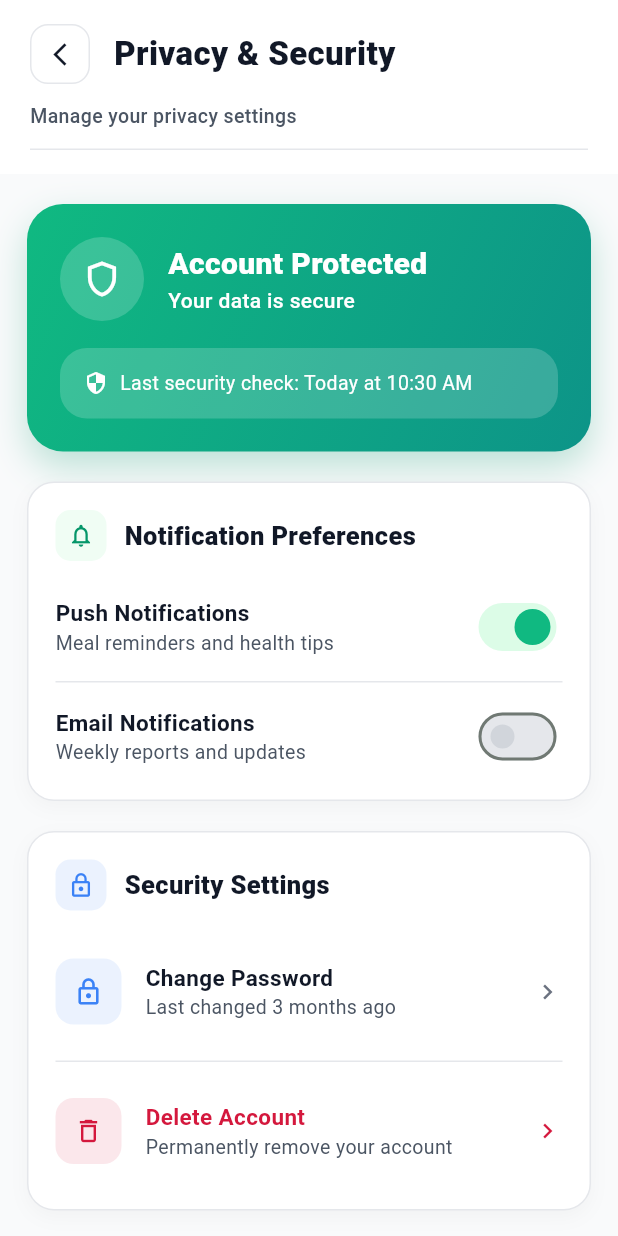
After one commit to Dinethchathurya/fitviora, a Flutter app: the PrivacySecurityPage screen opened by its route, on a phone screen of 412 x 824 dp. The commit adds this screen. Run offline on Flutter 3.47's test engine with Material 3 defaults, Android fonts, the phone set to English and light mode, and no system bars; our stand-ins replace cloud_firestore, firebase_auth, firebase_core, shared_preferences; accounts and stored records are empty.

Commit message:
security page issue fixed

```diff
--- a/lib/app/routes/app_routes.dart
+++ b/lib/app/routes/app_routes.dart
@@ -14,4 +14,5 @@ class AppRoutes {
 static const verifyEmail = '/verify-email';
   static const privacyPolicy = '/privacy-policy';
   static const termsOfService = '/terms-of-service';
+  static const privacySecurity = '/privacy-security';
 }
--- a/lib/app/routes/route_generator.dart
+++ b/lib/app/routes/route_generator.dart
@@ -13,6 +13,7 @@ import '../../features/auth/presentation/pages/welcome_page.dart';
 import '../../features/onboarding/presentation/pages/onboarding_page.dart';
 import '../../features/profile/presentation/pages/privacy_policy_page.dart';
 import '../../features/profile/presentation/pages/terms_of_service_page.dart';
+import '../../features/profile/presentation/pages/privacy_security_page.dart';
 import '../../features/splash/presentation/pages/splash_page.dart';
 import '../../main_shell/presentation/pages/main_shell_page.dart';
 import 'app_routes.dart';
@@ -50,6 +51,8 @@ class RouteGenerator {
         return MaterialPageRoute(builder: (_) => const PrivacyPolicyPage());
       case AppRoutes.termsOfService:
         return MaterialPageRoute(builder: (_) => const TermsOfServicePage());
+      case AppRoutes.privacySecurity:
+        return MaterialPageRoute(builder: (_) => const PrivacySecurityPage());
       default:
         return MaterialPageRoute(
           builder: (_) => const Scaffold(
--- /dev/null
+++ b/lib/features/profile/presentation/pages/privacy_security_page.dart
@@ -0,0 +1,412 @@
+import 'package:flutter/material.dart';
+
+import '../../../../app/routes/app_routes.dart';
+import '../../../../core/constants/app_colors.dart';
+
+class PrivacySecurityPage extends StatefulWidget {
+  const PrivacySecurityPage({super.key});
+
+  @override
+  State<PrivacySecurityPage> createState() => _PrivacySecurityPageState();
+}
+
+class _PrivacySecurityPageState extends State<PrivacySecurityPage> {
+  bool _pushNotifications = true;
+  bool _emailNotifications = false;
+
+  @override
+  Widget build(BuildContext context) {
+    return Scaffold(
+      backgroundColor: AppColors.gray50,
+      body: SafeArea(
+        child: SingleChildScrollView(
+          child: Column(
+            crossAxisAlignment: CrossAxisAlignment.start,
+            children: [
+              // HEADER
+              _buildHeader(context),
+
+              // TOP GREEN SECURITY HERO CARD
+              _buildSecurityHeroCard(),
+
+              // CARD 1: NOTIFICATION PREFERENCES
+              _buildNotificationCard(),
+
+              // CARD 2: SECURITY SETTINGS
+              _buildSecuritySettingsCard(context),
+
+              // BOTTOM GREEN NOTICE BOX
+              _buildBottomNotice(),
+
+              const SizedBox(height: 32),
+            ],
+          ),
+        ),
+      ),
+    );
+  }
+
+  Widget _buildHeader(BuildContext context) {
+    return Container(
+      color: AppColors.white,
+      padding: const EdgeInsets.fromLTRB(20, 16, 20, 16),
+      child: Column(
+        crossAxisAlignment: CrossAxisAlignment.start,
+        children: [
+          Row(
+            children: [
+              GestureDetector(
+                onTap: () => Navigator.pop(context),
+                child: Container(
+                  padding: const EdgeInsets.all(10),
+                  decoration: BoxDecoration(
+                    color: AppColors.white,
+                    borderRadius: BorderRadius.circular(12),
+                    border: Border.all(color: AppColors.gray200),
+                  ),
+                  child: const Icon(
+                    Icons.arrow_back_ios_new,
+                    size: 18,
+                    color: AppColors.gray900,
+                  ),
+                ),
+              ),
+              const SizedBox(width: 16),
+              const Expanded(
+                child: Text(
+                  'Privacy & Security',
+                  style: TextStyle(
+                    fontSize: 22,
+                    fontWeight: FontWeight.w900,
+                    color: AppColors.gray900,
+                  ),
+                ),
+              ),
+            ],
+          ),
+          const SizedBox(height: 12),
+          const Text(
+            'Manage your privacy settings',
+            style: TextStyle(
+              fontSize: 13,
+              color: AppColors.gray600,
+              fontWeight: FontWeight.w500,
+            ),
+          ),
+          const SizedBox(height: 12),
+          Container(height: 1, color: AppColors.gray200),
+        ],
+      ),
+    );
+  }
+
+  Widget _buildSecurityHeroCard() {
+    return Padding(
+      padding: const EdgeInsets.fromLTRB(18, 20, 18, 0),
+      child: Container(
+        padding: const EdgeInsets.all(22),
+        decoration: BoxDecoration(
+          borderRadius: BorderRadius.circular(24),
+          gradient: const LinearGradient(
+            colors: [AppColors.emerald500, AppColors.teal600],
+            begin: Alignment.topLeft,
+            end: Alignment.bottomRight,
+          ),
+          boxShadow: [
+            BoxShadow(
+              color: AppColors.emerald600.withOpacity(0.25),
+              blurRadius: 20,
+              offset: const Offset(0, 10),
+            ),
+          ],
+        ),
+        child: Column(
+          crossAxisAlignment: CrossAxisAlignment.start,
+          children: [
+            Row(
+              children: [
+                Container(
+                  width: 56,
+                  height: 56,
+                  decoration: BoxDecoration(
+                    shape: BoxShape.circle,
+                    color: Colors.white.withOpacity(0.18),
+                  ),
+                  child: const Icon(
+                    Icons.shield_outlined,
+                    color: Colors.white,
+                    size: 28,
+                  ),
+                ),
+                const SizedBox(width: 16),
+                const Expanded(
+                  child: Column(
+                    crossAxisAlignment: CrossAxisAlignment.start,
+                    children: [
+                      Text(
+                        'Account Protected',
+                        style: TextStyle(
+                          fontSize: 20,
+                          fontWeight: FontWeight.w900,
+                          color: Colors.white,
+                        ),
+                      ),
+                      Text(
+                        'Your data is secure',
+                        style: TextStyle(
+                          fontSize: 14,
+                          color: Colors.white,
+                          fontWeight: FontWeight.w500,
+                        ),
+                      ),
+                    ],
+                  ),
+                ),
+              ],
+            ),
+            const SizedBox(height: 18),
+            Container(
+              width: double.infinity,
+              padding: const EdgeInsets.symmetric(horizontal: 16, vertical: 14),
+              decoration: BoxDecoration(
+                color: Colors.white.withOpacity(0.18),
+                borderRadius: BorderRadius.circular(18),
+              ),
+              child: const Row(
+                children: [
+                  Icon(Icons.security, size: 16, color: Colors.white),
+                  SizedBox(width: 8),
+                  Expanded(
+                    child: Text(
+                      'Last security check: Today at 10:30 AM',
+                      style: TextStyle(fontSize: 13, color: Colors.white),
+                    ),
+                  ),
+                ],
+              ),
+            ),
+          ],
+        ),
+      ),
+    );
+  }
+
+  Widget _buildNotificationCard() {
+    return Padding(
+      padding: const EdgeInsets.fromLTRB(18, 20, 18, 0),
+      child: Container(
+        padding: const EdgeInsets.all(18),
+        decoration: BoxDecoration(
+          color: AppColors.white,
+          borderRadius: BorderRadius.circular(18),
+          border: Border.all(color: AppColors.gray200),
+          boxShadow: [
+            BoxShadow(
+              color: Colors.black.withOpacity(0.03),
+              blurRadius: 10,
+              offset: const Offset(0, 4),
+            ),
+          ],
+        ),
+        child: Column(
+          crossAxisAlignment: CrossAxisAlignment.start,
+          children: [
+            Row(
+              children: [
+                Container(
+                  padding: const EdgeInsets.all(8),
+                  decoration: BoxDecoration(
+                    color: AppColors.emerald50,
+                    borderRadius: BorderRadius.circular(10),
+                  ),
+                  child: const Icon(Icons.notifications_none_outlined, size: 18, color: AppColors.emerald600),
+                ),
+                const SizedBox(width: 12),
+                const Expanded(
+                  child: Text(
+                    'Notification Preferences',
+                    style: TextStyle(fontSize: 17, fontWeight: FontWeight.w800, color: AppColors.gray900),
+                  ),
+                ),
+              ],
+            ),
+            const SizedBox(height: 20),
+            _buildNotificationSwitch('Push Notifications', 'Meal reminders and health tips', _pushNotifications),
+            Container(height: 1, color: AppColors.gray200, margin: const EdgeInsets.symmetric(vertical: 12)),
+            _buildNotificationSwitch('Email Notifications', 'Weekly reports and updates', _emailNotifications),
+          ],
+        ),
+      ),
+    );
+  }
+
+  Widget _buildNotificationSwitch(String title, String subtitle, bool value) {
+    return Row(
+      children: [
+        Expanded(
+          child: Column(
+            crossAxisAlignment: CrossAxisAlignment.start,
+            children: [
+              Text(title, style: const TextStyle(fontSize: 15, fontWeight: FontWeight.w600, color: AppColors.gray900)),
+              Text(subtitle, style: TextStyle(fontSize: 13, color: AppColors.gray600)),
+            ],
+          ),
+        ),
+        Switch(
+          value: value,
+          onChanged: (value) => setState(() {}),
+          activeColor: AppColors.emerald500,
+          activeTrackColor: AppColors.emerald100,
+          inactiveThumbColor: AppColors.gray300,
+          inactiveTrackColor: AppColors.gray200,
+        ),
+      ],
+    );
+  }
+
+  Widget _buildSecuritySettingsCard(BuildContext context) {
+    return Padding(
+      padding: const EdgeInsets.fromLTRB(18, 20, 18, 0),
+      child: Container(
+        padding: const EdgeInsets.all(18),
+        decoration: BoxDecoration(
+          color: AppColors.white,
+          borderRadius: BorderRadius.circular(18),
+          border: Border.all(color: AppColors.gray200),
+          boxShadow: [
+            BoxShadow(
+              color: Colors.black.withOpacity(0.03),
+              blurRadius: 10,
+              offset: const Offset(0, 4),
+            ),
+          ],
+        ),
+        child: Column(
+          crossAxisAlignment: CrossAxisAlignment.start,
+          children: [
+            Row(
+              children: [
+                Container(
+                  padding: const EdgeInsets.all(8),
+                  decoration: BoxDecoration(
+                    color: AppColors.blue500.withOpacity(0.1),
+                    borderRadius: BorderRadius.circular(10),
+                  ),
+                  child: const Icon(Icons.lock_outline, size: 18, color: AppColors.blue500),
+                ),
+                const SizedBox(width: 12),
+                const Expanded(
+                  child: Text(
+                    'Security Settings',
+                    style: TextStyle(fontSize: 17, fontWeight: FontWeight.w800, color: AppColors.gray900),
+                  ),
+                ),
+              ],
+            ),
+            const SizedBox(height: 20),
+            _buildSecurityRow(
+              context,
+              icon: Icons.lock_outlined,
+              iconColor: AppColors.blue500,
+              title: 'Change Password',
+              subtitle: 'Last changed 3 months ago',
+              onTap: () => Navigator.pushNamed(context, AppRoutes.changePassword),
+            ),
+            Container(height: 1, color: AppColors.gray200, margin: const EdgeInsets.symmetric(vertical: 12)),
+            _buildSecurityRow(
+              context,
+              icon: Icons.delete_outline,
+              iconColor: AppColors.destructive,
+              title: 'Delete Account',
+              subtitle: 'Permanently remove your account',
+              isDanger: true,
+              onTap: () {},
+            ),
+          ],
+        ),
+      ),
+    );
+  }
+
+  Widget _buildSecurityRow(
+    BuildContext context, {
+    required IconData icon,
+    required Color iconColor,
+    required String title,
+    required String subtitle,
+    required VoidCallback onTap,
+    bool isDanger = false,
+  }) {
+    return GestureDetector(
+      onTap: onTap,
+      behavior: HitTestBehavior.opaque,
+      child: Padding(
+        padding: const EdgeInsets.symmetric(vertical: 12),
+        child: Row(
+          children: [
+            Container(
+              padding: const EdgeInsets.all(12),
+              decoration: BoxDecoration(
+                color: iconColor.withOpacity(0.1),
+                borderRadius: BorderRadius.circular(12),
+              ),
+              child: Icon(icon, size: 20, color: iconColor),
+            ),
+            const SizedBox(width: 16),
+            Expanded(
+              child: Column(
+                crossAxisAlignment: CrossAxisAlignment.start,
+                children: [
+                  Text(
+                    title,
+                    style: TextStyle(
+                      fontSize: 15,
+                      fontWeight: FontWeight.w600,
+                      color: isDanger ? AppColors.destructive : AppColors.gray900,
+                    ),
+                  ),
+                  Text(
+                    subtitle,
+                    style: TextStyle(fontSize: 13, color: AppColors.gray600),
+                  ),
+                ],
+              ),
+            ),
+            Icon(
+              Icons.chevron_right,
+              size: 20,
+              color: isDanger ? AppColors.destructive : AppColors.gray500,
+            ),
+          ],
+        ),
+      ),
+    );
+  }
+
+  Widget _buildBottomNotice() {
+    return Padding(
+      padding: const EdgeInsets.fromLTRB(18, 20, 18, 0),
+      child: Container(
+        padding: const EdgeInsets.all(18),
+        decoration: BoxDecoration(
+          color: AppColors.emerald50,
+          borderRadius: BorderRadius.circular(16),
+          border: Border.all(color: AppColors.emerald500.withOpacity(0.3)),
+        ),
+        child: const Row(
+          crossAxisAlignment: CrossAxisAlignment.start,
+          children: [
+            Text('🔒', style: TextStyle(fontSize: 18)),
+            SizedBox(width: 12),
+            Expanded(
+              child: Text(
+                'Your privacy matters: We use industry-standard encryption to protect your data. Your health information is never shared without your explicit consent.',
+                style: TextStyle(fontSize: 13, color: AppColors.gray700, height: 1.5),
+              ),
+            ),
+          ],
+        ),
+      ),
+    );
+  }
+}
--- a/lib/features/profile/presentation/pages/profile_page.dart
+++ b/lib/features/profile/presentation/pages/profile_page.dart
@@ -374,7 +374,7 @@ class _ActionGroupCard extends StatelessWidget {
       ),
       child: Column(
         children: [
-          _ActionTile('Privacy & Security', () => Navigator.pushNamed(context, AppRoutes.changePassword)),
+_ActionTile('Privacy & Security', () => Navigator.pushNamed(context, AppRoutes.privacySecurity)),
           const Divider(height: 1),
           _ActionTile('Privacy Policy', () => Navigator.pushNamed(context, AppRoutes.privacyPolicy)),
           const Divider(height: 1),
```
